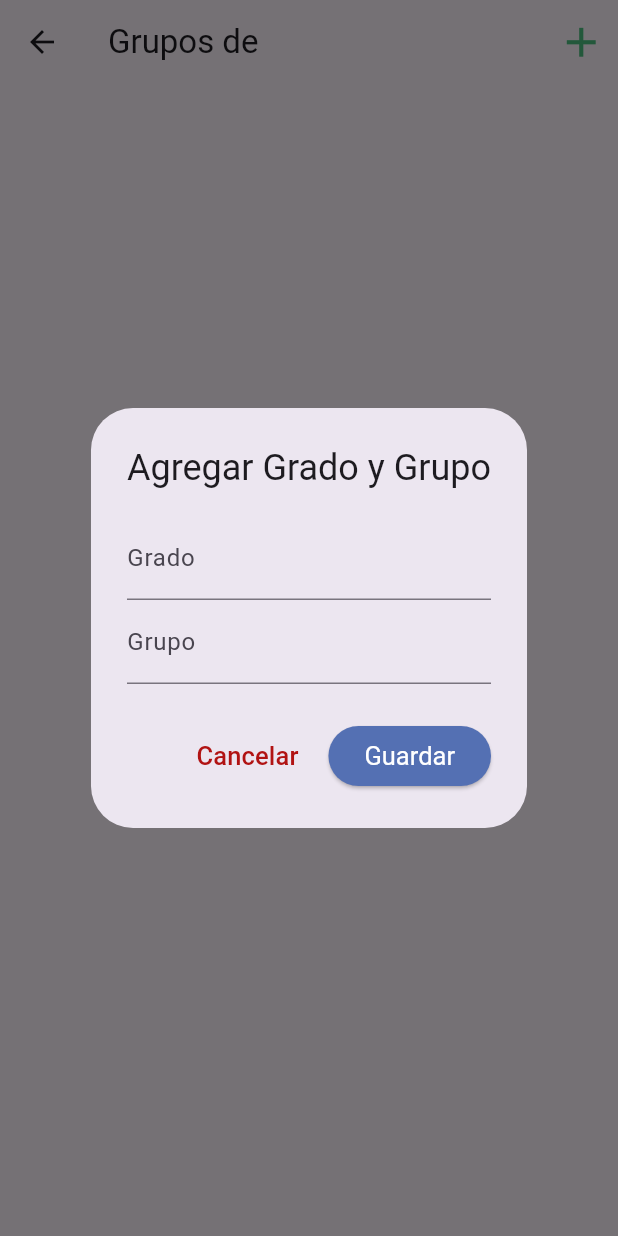
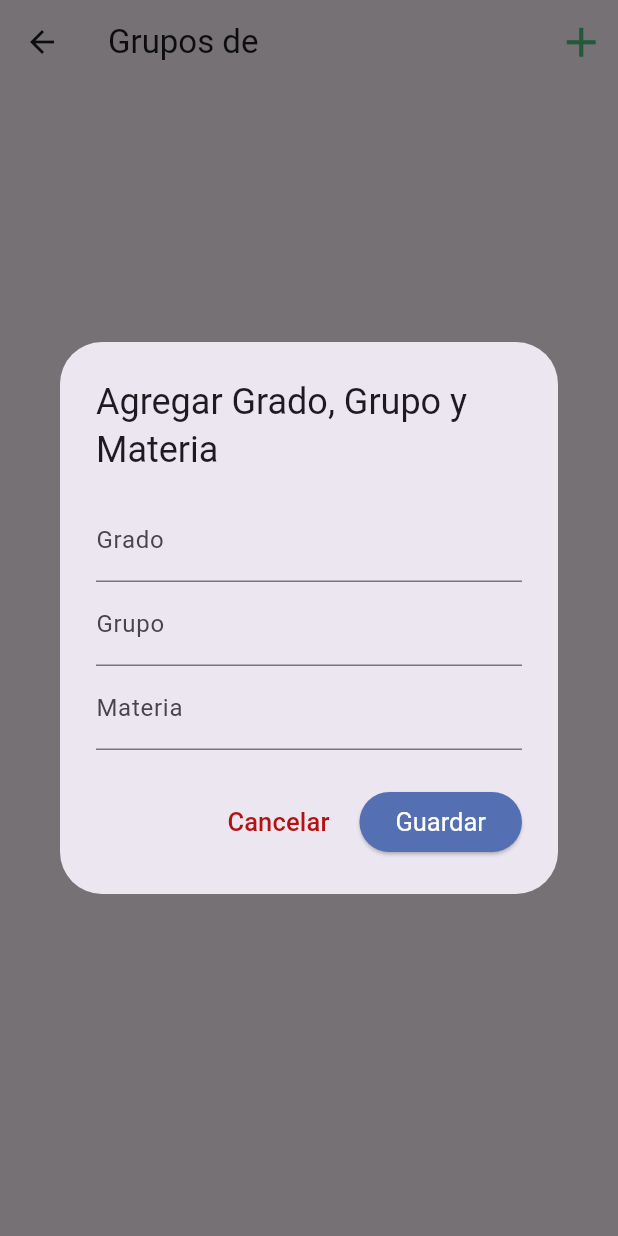
Before and after one commit to Darioantonio20/AppMovilPaseDeLista, a Flutter app: the GradeGroupScreen screen opened directly with empty values, after a tap on the "add" icon, on a phone screen of 412 x 824 dp. Run offline on Flutter 3.47's test engine with Material 3 defaults, Android fonts, the phone set to English and light mode, and no system bars; our stand-ins replace csv, file_picker, sqflite; accounts and stored records are empty.

Commit message:
[ADD] materia and icon calendar

```diff
--- a/lib/models/institution_model.dart
+++ b/lib/models/institution_model.dart
@@ -26,15 +26,17 @@ class GradeGroup {
   final int? id;
   final String grade;
   final String group;
-  final int institutionId; // Relación con la institución
+  final String subject; // Nueva propiedad para materia
+  final int institutionId;
 
-  GradeGroup({this.id, required this.grade, required this.group, required this.institutionId});
+  GradeGroup({this.id, required this.grade, required this.group, required this.subject, required this.institutionId});
 
   Map<String, dynamic> toMap() {
     return {
       'id': id,
       'grade': grade,
       'group': group,
+      'subject': subject, // Agregar materia en el mapeo
       'institutionId': institutionId,
     };
   }
@@ -44,6 +46,7 @@ class GradeGroup {
       id: map['id'],
       grade: map['grade'],
       group: map['group'],
+      subject: map['subject'], // Obtener materia del mapa
       institutionId: map['institutionId'],
     );
   }
--- a/lib/screens/attendance_screen.dart
+++ b/lib/screens/attendance_screen.dart
@@ -150,7 +150,9 @@ class _AttendanceScreenState extends State<AttendanceScreen> {
         title: Text('Pase de Lista - ${widget.gradeGroup.grade} - ${widget.gradeGroup.group}'),
         actions: [
           IconButton(
-            icon: Icon(Icons.history),
+            icon: Icon(Icons.calendar_month_outlined),
+            iconSize: 35,
+            color: const Color.fromARGB(255, 45, 88, 189),
             onPressed: _navigateToAttendanceHistory,
           ),
         ],
--- a/lib/screens/grade_group_screen.dart
+++ b/lib/screens/grade_group_screen.dart
@@ -16,6 +16,7 @@ class _GradeGroupScreenState extends State<GradeGroupScreen> {
   List<GradeGroup> gradeGroups = [];
   final TextEditingController _gradeController = TextEditingController();
   final TextEditingController _groupController = TextEditingController();
+  final TextEditingController _subjectController = TextEditingController(); // Nuevo campo para materia
 
   @override
   void initState() {
@@ -34,11 +35,13 @@ class _GradeGroupScreenState extends State<GradeGroupScreen> {
     final gradeGroup = GradeGroup(
       grade: _gradeController.text,
       group: _groupController.text,
+      subject: _subjectController.text, // Materia añadida
       institutionId: widget.institution.id!,
     );
     await DatabaseService().addGradeGroup(gradeGroup);
     _gradeController.clear();
     _groupController.clear();
+    _subjectController.clear(); // Limpiar después de guardar
     _loadGradeGroups();
   }
 
@@ -49,7 +52,7 @@ class _GradeGroupScreenState extends State<GradeGroupScreen> {
 
     Future.delayed(Duration(milliseconds: 300), () async {
       await DatabaseService().deleteGradeGroup(gradeGroupId);
-      _loadGradeGroups(); // Recargar la lista
+      _loadGradeGroups();
     });
   }
 
@@ -109,7 +112,7 @@ class _GradeGroupScreenState extends State<GradeGroupScreen> {
                 context: context,
                 builder: (BuildContext context) {
                   return AlertDialog(
-                    title: Text('Agregar Grado y Grupo'),
+                    title: Text('Agregar Grado, Grupo y Materia'),
                     content: Column(
                       mainAxisSize: MainAxisSize.min,
                       children: [
@@ -120,6 +123,10 @@ class _GradeGroupScreenState extends State<GradeGroupScreen> {
                         TextField(
                           controller: _groupController,
                           decoration: InputDecoration(labelText: 'Grupo'),
+                        ),
+                        TextField(
+                          controller: _subjectController,
+                          decoration: InputDecoration(labelText: 'Materia'), // Nuevo campo para materia
                         ),
                       ],
                     ),
@@ -168,7 +175,7 @@ class _GradeGroupScreenState extends State<GradeGroupScreen> {
             child: ListTile(
               contentPadding: EdgeInsets.all(16.0),
               title: Text(
-                '${gradeGroup.grade} - ${gradeGroup.group}',
+                '${gradeGroup.grade} - ${gradeGroup.group} - ${gradeGroup.subject}', // Mostrar materia
                 style: TextStyle(fontWeight: FontWeight.bold, fontSize: 18),
               ),
               trailing: IconButton(
```
Also changed, not shown: lib/services/database_service.dart (+6 -17 lines).
